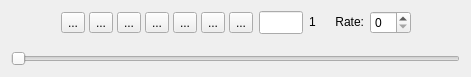
Before: the Qt Designer form code/display/QtViewer/AnimatorWidget.ui in radio-astro/casa, drawn with Qt 5.
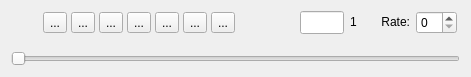
After: the same form once the commit is applied. Icons and pictures are not drawn.

Commit message: New Development: No             JIRA Issue: No         Ready for Test: Yes      Interface Changes: No What Interface Changed: Please list interface changes          Test Programs: List test programs   Put in Release Notes: No              Module(s): Module Names change impacts.            Description: Viewer Animator and Region were cutting off informational text.

What changed in the file:
```diff
--- a/code/display/QtViewer/AnimatorWidget.ui
+++ b/code/display/QtViewer/AnimatorWidget.ui
@@ -10,10 +10,16 @@
     <height>77</height>
    </rect>
   </property>
+  <property name="sizePolicy">
+   <sizepolicy hsizetype="MinimumExpanding" vsizetype="Preferred">
+    <horstretch>0</horstretch>
+    <verstretch>0</verstretch>
+   </sizepolicy>
+  </property>
   <property name="windowTitle">
    <string>AnimatorWidget</string>
   </property>
-  <layout class="QVBoxLayout" name="verticalLayout">
+  <layout class="QVBoxLayout" name="verticalLayout" stretch="1,0">
    <property name="topMargin">
     <number>0</number>
    </property>
@@ -40,6 +46,19 @@
        <property name="spacing">
         <number>4</number>
        </property>
+       <item>
+        <spacer name="horizontalSpacer_5">
+         <property name="orientation">
+          <enum>Qt::Horizontal</enum>
+         </property>
+         <property name="sizeHint" stdset="0">
+          <size>
+           <width>40</width>
+           <height>20</height>
+          </size>
+         </property>
+        </spacer>
+       </item>
        <item>
         <spacer>
          <property name="orientation">
@@ -208,6 +227,32 @@
        </item>
       </layout>
      </item>
+     <item>
+      <spacer name="horizontalSpacer_3">
+       <property name="orientation">
+        <enum>Qt::Horizontal</enum>
+       </property>
+       <property name="sizeHint" stdset="0">
+        <size>
+         <width>40</width>
+         <height>20</height>
+        </size>
+       </property>
+      </spacer>
+     </item>
+     <item>
+      <spacer name="horizontalSpacer_4">
+       <property name="orientation">
+        <enum>Qt::Horizontal</enum>
+       </property>
+       <property name="sizeHint" stdset="0">
+        <size>
+         <width>40</width>
+         <height>20</height>
+        </size>
+       </property>
+      </spacer>
+     </item>
      <item>
       <widget class="QLineEdit" name="frameEdit_">
        <property name="sizePolicy">
@@ -242,14 +287,14 @@
      <item>
       <widget class="QLabel" name="nFrmsLbl_">
        <property name="sizePolicy">
-        <sizepolicy hsizetype="Preferred" vsizetype="Fixed">
+        <sizepolicy hsizetype="MinimumExpanding" vsizetype="Fixed">
          <horstretch>0</horstretch>
          <verstretch>0</verstretch>
         </sizepolicy>
        </property>
        <property name="minimumSize">
         <size>
-         <width>20</width>
+         <width>25</width>
          <height>0</height>
         </size>
        </property>
```
The commit also changes 15 other files.
